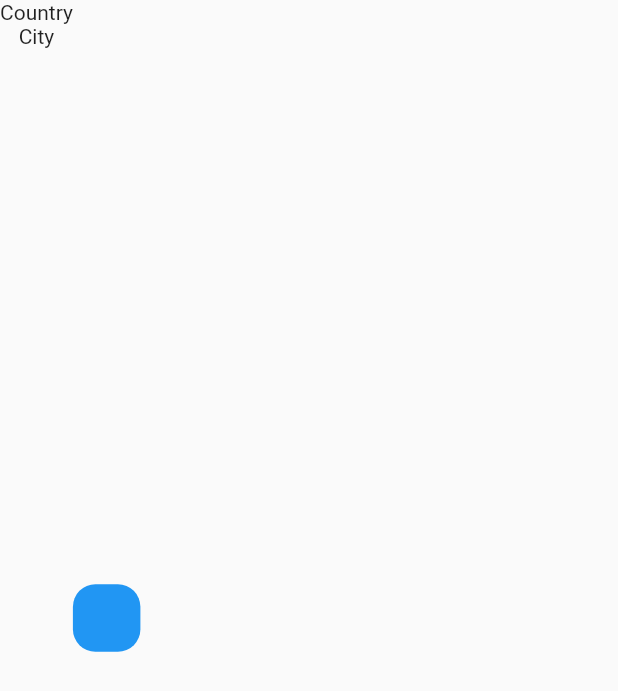
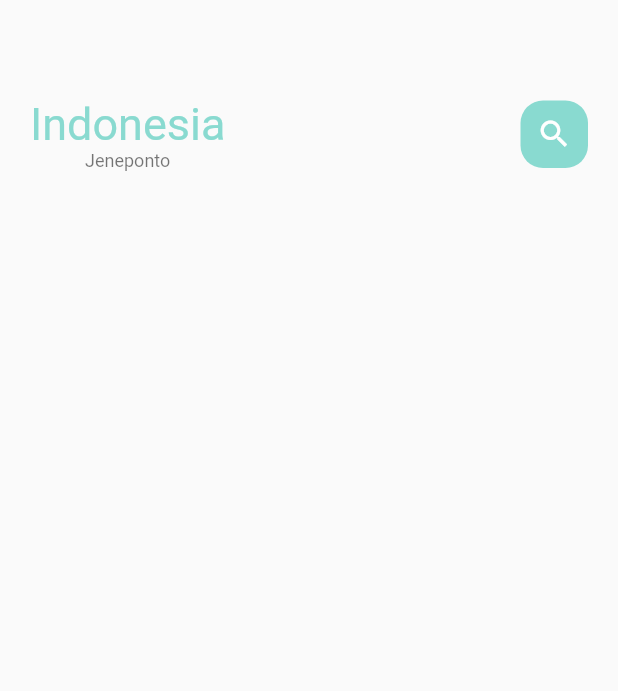
Before and after one commit to waandev/food_delivery, a Flutter app: the screen it shows after launch, on a phone screen of 412 x 824 dp. Shown: the top 691 px of the screen. Run offline on Flutter 3.47's test engine with Material 2 defaults, Android fonts, the phone set to English and light mode, and no system bars.

Commit message:
add big_text and small_text widgets

```diff
--- a/lib/home/main_food_page.dart
+++ b/lib/home/main_food_page.dart
@@ -1,4 +1,7 @@
 import 'package:flutter/material.dart';
+import 'package:food_delivery/utils/colors.dart';
+import 'package:food_delivery/widgets/big_text.dart';
+import 'package:food_delivery/widgets/small_text.dart';
 
 class MainFoodPage extends StatefulWidget {
   const MainFoodPage({super.key});
@@ -11,28 +14,48 @@ class _MainFoodPageState extends State<MainFoodPage> {
   @override
   Widget build(BuildContext context) {
     return Scaffold(
-      body: Container(
+      body: Column(
+        children: [
+          Container(
             child: Container(
+              margin: EdgeInsets.only(top: 65, bottom: 15),
+              padding: EdgeInsets.only(left: 20, right: 20),
               child: Row(
+                mainAxisAlignment: MainAxisAlignment.spaceBetween,
                 children: [
                   Column(
                     children: [
-                  Text("Country"),
-                  Text("City"),
+                      BigText(
+                        text: "Indonesia",
+                        color: AppColors.mainColor,
+                        size: 30,
+                      ),
+                      SmallText(
+                        text: "Jeneponto",
+                        color: Colors.black54,
+                      )
                     ],
                   ),
-              Container(
+                  Center(
+                    child: Container(
                       width: 45,
                       height: 45,
+                      child: Icon(
+                        Icons.search,
+                        color: Colors.white,
+                      ),
                       decoration: BoxDecoration(
                         borderRadius: BorderRadius.circular(15),
-                  color: Colors.blue,
+                        color: AppColors.mainColor,
+                      ),
                     ),
                   ),
                 ],
               ),
             ),
           ),
+        ],
+      ),
     );
   }
 }
--- /dev/null
+++ b/lib/widgets/big_text.dart
@@ -0,0 +1,31 @@
+import 'package:flutter/material.dart';
+
+class BigText extends StatelessWidget {
+  final Color? color;
+  final String text;
+  double size;
+  TextOverflow overFlow;
+
+  BigText(
+      {Key? key,
+      this.color = const Color(0xFF332d2b),
+      required this.text,
+      this.size = 20,
+      this.overFlow = TextOverflow.ellipsis})
+      : super(key: key);
+
+  @override
+  Widget build(BuildContext context) {
+    return Text(
+      text,
+      maxLines: 1,
+      overflow: overFlow,
+      style: TextStyle(
+        fontFamily: 'Roboto',
+        color: color,
+        fontSize: size,
+        fontWeight: FontWeight.w400,
+      ),
+    );
+  }
+}
--- /dev/null
+++ b/lib/widgets/small_text.dart
@@ -0,0 +1,29 @@
+import 'package:flutter/material.dart';
+
+class SmallText extends StatelessWidget {
+  final Color? color;
+  final String text;
+  double size;
+  double height;
+
+  SmallText({
+    Key? key,
+    this.color = const Color(0xFFccc7c5),
+    required this.text,
+    this.size = 12,
+    this.height = 1.2,
+  }) : super(key: key);
+
+  @override
+  Widget build(BuildContext context) {
+    return Text(
+      text,
+      style: TextStyle(
+        fontFamily: 'Roboto',
+        color: color,
+        fontSize: size,
+        height: height,
+      ),
+    );
+  }
+}
```
Lines whose indentation alone changed are shown as unchanged.
